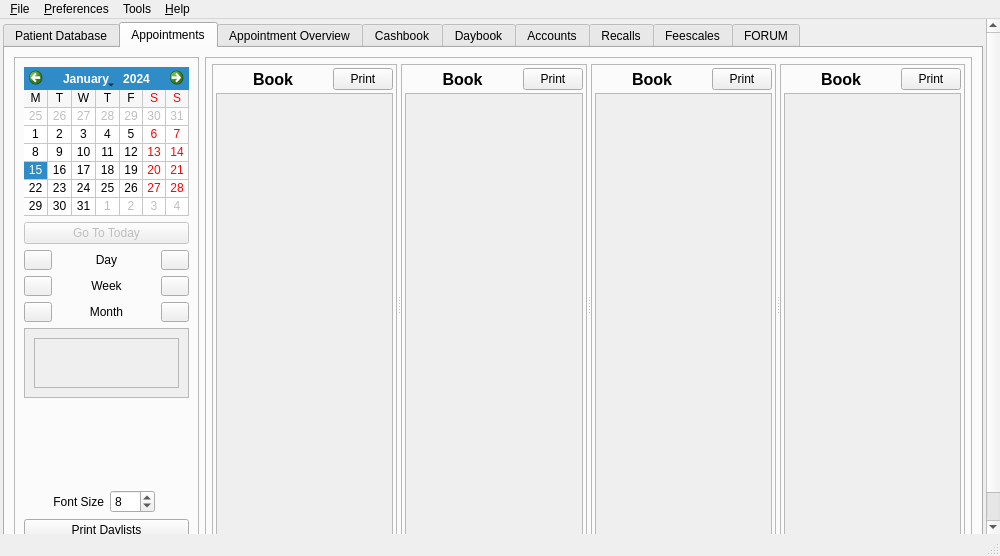
Before: the Qt Designer form qt-designer/main.ui in rowinggolfer/openmolar1, drawn with Qt 5.
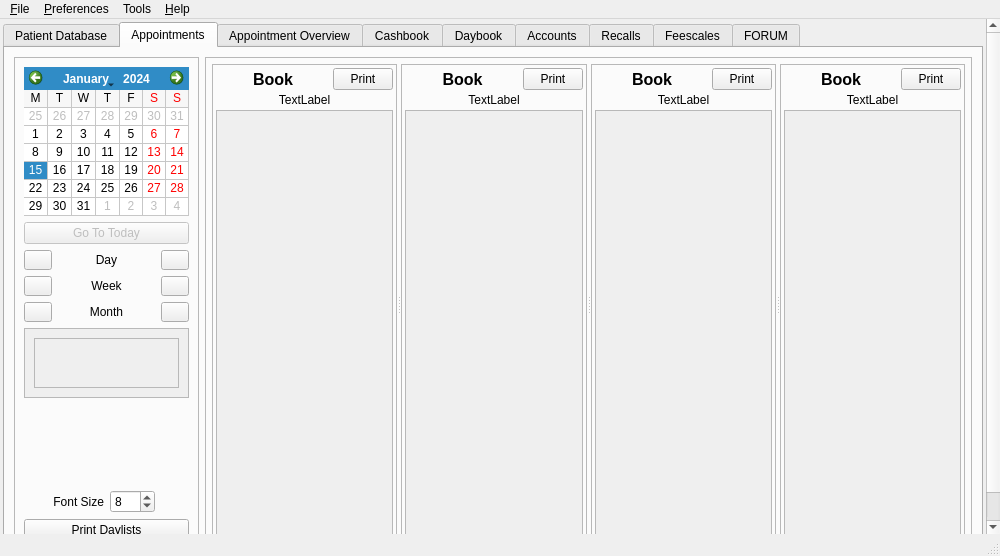
After: the same form once the commit is applied. The open tabs and pages were chosen to show the change. Icons and pictures are not drawn.

Commit message: bigger text, and memo implementation for daylists

Diff of the .ui file:
```diff
--- a/qt-designer/main.ui
+++ b/qt-designer/main.ui
@@ -3943,7 +3943,7 @@
                      </property>
                     </widget>
                    </item>
-                   <item row="1" column="0" colspan="2">
+                   <item row="2" column="0" colspan="2">
                     <widget class="QScrollArea" name="appt1scrollArea">
                      <property name="widgetResizable">
                       <bool>true</bool>
@@ -3954,13 +3954,23 @@
                         <x>0</x>
                         <y>0</y>
                         <width>162</width>
-                        <height>426</height>
+                        <height>405</height>
                        </rect>
                       </property>
                       <layout class="QVBoxLayout"/>
                      </widget>
                     </widget>
                    </item>
+                   <item row="1" column="0" colspan="2">
+                    <widget class="QLabel" name="book1memo_label">
+                     <property name="text">
+                      <string>TextLabel</string>
+                     </property>
+                     <property name="alignment">
+                      <set>Qt::AlignCenter</set>
+                     </property>
+                    </widget>
+                   </item>
                   </layout>
                  </widget>
                  <widget class="QFrame" name="frame_13">
@@ -4023,7 +4033,7 @@
                      </property>
                     </widget>
                    </item>
-                   <item row="1" column="0" colspan="2">
+                   <item row="2" column="0" colspan="2">
                     <widget class="QScrollArea" name="appt2scrollArea">
                      <property name="widgetResizable">
                       <bool>true</bool>
@@ -4034,12 +4044,22 @@
                         <x>0</x>
                         <y>0</y>
                         <width>163</width>
-                        <height>426</height>
+                        <height>405</height>
                        </rect>
                       </property>
                      </widget>
                     </widget>
                    </item>
+                   <item row="1" column="0" colspan="2">
+                    <widget class="QLabel" name="book2memo_label">
+                     <property name="text">
+                      <string>TextLabel</string>
+                     </property>
+                     <property name="alignment">
+                      <set>Qt::AlignCenter</set>
+                     </property>
+                    </widget>
+                   </item>
                   </layout>
                  </widget>
                  <widget class="QFrame" name="frame_12">
@@ -4102,7 +4122,7 @@
                      </property>
                     </widget>
                    </item>
-                   <item row="1" column="0" colspan="2">
+                   <item row="2" column="0" colspan="2">
                     <widget class="QScrollArea" name="appt3scrollArea">
                      <property name="widgetResizable">
                       <bool>true</bool>
@@ -4113,13 +4133,23 @@
                         <x>0</x>
                         <y>0</y>
                         <width>162</width>
-                        <height>426</height>
+                        <height>405</height>
                        </rect>
                       </property>
                       <layout class="QVBoxLayout"/>
                      </widget>
                     </widget>
                    </item>
+                   <item row="1" column="0" colspan="2">
+                    <widget class="QLabel" name="book3memo_label">
+                     <property name="text">
+                      <string>TextLabel</string>
+                     </property>
+                     <property name="alignment">
+                      <set>Qt::AlignCenter</set>
+                     </property>
+                    </widget>
+                   </item>
                   </layout>
                  </widget>
                  <widget class="QFrame" name="frame_11">
@@ -4136,7 +4166,7 @@
                    <property name="spacing">
                     <number>3</number>
                    </property>
-                   <item row="1" column="0" colspan="2">
+                   <item row="2" column="0" colspan="2">
                     <widget class="QScrollArea" name="appt4scrollArea">
                      <property name="widgetResizable">
                       <bool>true</bool>
@@ -4147,7 +4177,7 @@
                         <x>0</x>
                         <y>0</y>
                         <width>162</width>
-                        <height>426</height>
+                        <height>405</height>
                        </rect>
                       </property>
                       <layout class="QVBoxLayout" name="_2"/>
@@ -4200,6 +4230,16 @@
                      </property>
                     </widget>
                    </item>
+                   <item row="1" column="0" colspan="2">
+                    <widget class="QLabel" name="book4memo_label">
+                     <property name="text">
+                      <string>TextLabel</string>
+                     </property>
+                     <property name="alignment">
+                      <set>Qt::AlignCenter</set>
+                     </property>
+                    </widget>
+                   </item>
                   </layout>
                  </widget>
                 </widget>
```
Left out of the diff: 34 changed lines with no effect on the pictures. The commit also changes 4 other files.
